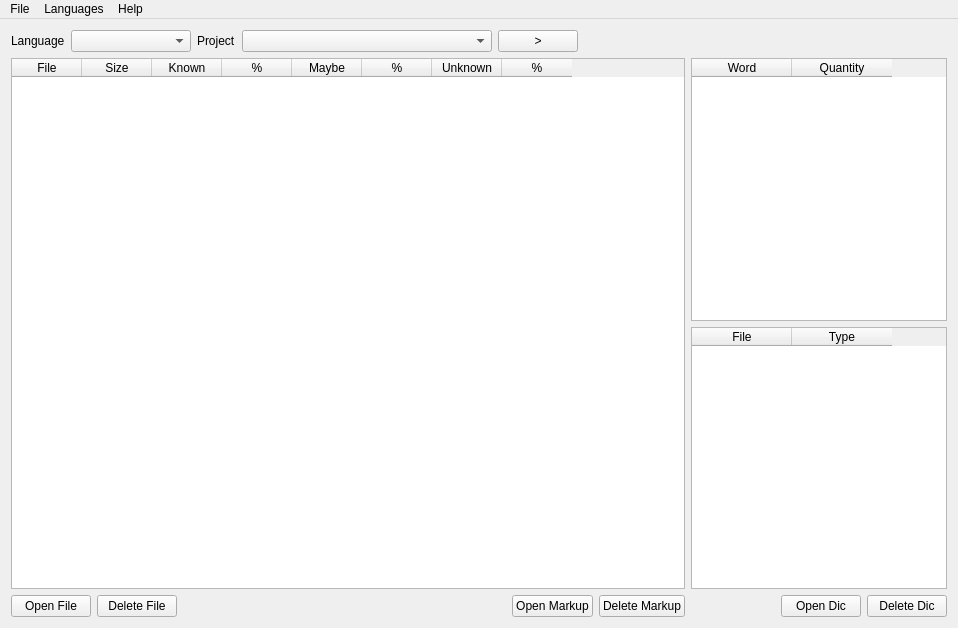
The window that QT/mainwindow.ui (wordtinker/LangTools) describes before a commit, drawn with Qt 5.
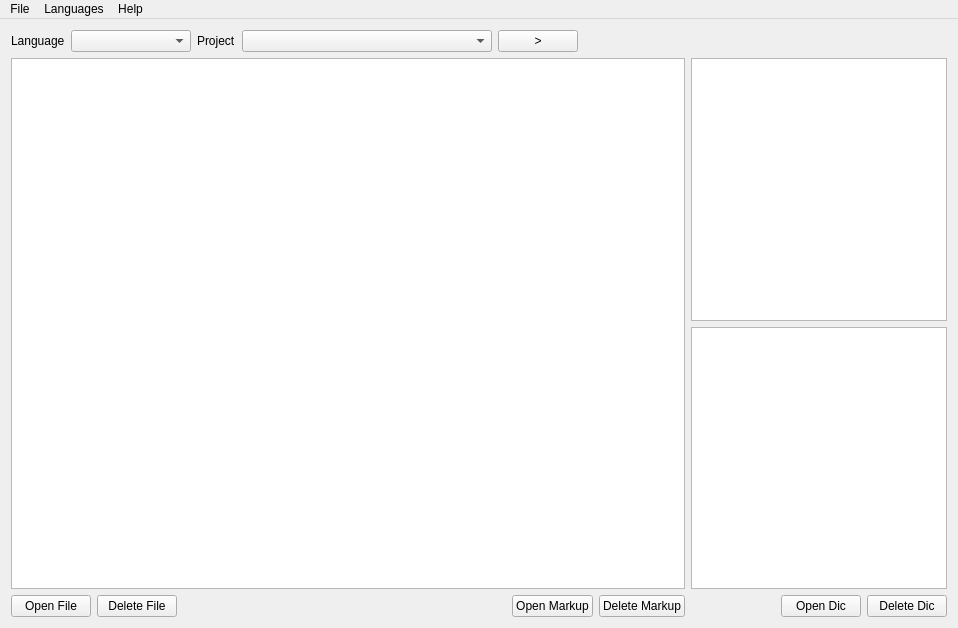
The same window after the commit.

Commit message: v 0.8.19 Transition to Qt Model-View

```diff
--- a/QT/mainwindow.ui
+++ b/QT/mainwindow.ui
@@ -21,7 +21,7 @@
   </property>
   <widget class="QWidget" name="centralWidget">
    <layout class="QGridLayout" name="gridLayout" columnstretch="1,0">
-    <item row="0" column="0" colspan="2">
+    <item row="0" column="0">
      <layout class="QHBoxLayout" name="horizontalLayout_2">
       <item>
        <widget class="QLabel" name="languageLabel">
@@ -82,63 +82,7 @@
     <item row="1" column="0" rowspan="3">
      <layout class="QVBoxLayout" name="verticalLayout_3">
       <item>
-       <widget class="QTableWidget" name="filesTable">
-        <property name="minimumSize">
-         <size>
-          <width>600</width>
-          <height>0</height>
-         </size>
-        </property>
-        <attribute name="horizontalHeaderDefaultSectionSize">
-         <number>70</number>
-        </attribute>
-        <attribute name="horizontalHeaderStretchLastSection">
-         <bool>false</bool>
-        </attribute>
-        <attribute name="verticalHeaderVisible">
-         <bool>false</bool>
-        </attribute>
-        <column>
-         <property name="text">
-          <string>File</string>
-         </property>
-        </column>
-        <column>
-         <property name="text">
-          <string>Size</string>
-         </property>
-        </column>
-        <column>
-         <property name="text">
-          <string>Known</string>
-         </property>
-        </column>
-        <column>
-         <property name="text">
-          <string>%</string>
-         </property>
-        </column>
-        <column>
-         <property name="text">
-          <string>Maybe</string>
-         </property>
-        </column>
-        <column>
-         <property name="text">
-          <string>%</string>
-         </property>
-        </column>
-        <column>
-         <property name="text">
-          <string>Unknown</string>
-         </property>
-        </column>
-        <column>
-         <property name="text">
-          <string>%</string>
-         </property>
-        </column>
-       </widget>
+       <widget class="QTableView" name="filesTable"/>
       </item>
       <item>
        <layout class="QHBoxLayout" name="horizontalLayout_3">
@@ -188,47 +132,10 @@
      </layout>
     </item>
     <item row="1" column="1">
-     <widget class="QTableWidget" name="wordsTable">
-      <attribute name="horizontalHeaderCascadingSectionResizes">
-       <bool>false</bool>
-      </attribute>
-      <attribute name="horizontalHeaderStretchLastSection">
-       <bool>false</bool>
-      </attribute>
-      <attribute name="verticalHeaderVisible">
-       <bool>false</bool>
-      </attribute>
-      <column>
-       <property name="text">
-        <string>Word</string>
-       </property>
-      </column>
-      <column>
-       <property name="text">
-        <string>Quantity</string>
-       </property>
-      </column>
-     </widget>
+     <widget class="QTableView" name="wordsTable"/>
     </item>
     <item row="2" column="1">
-     <widget class="QTableWidget" name="dicsTable">
-      <attribute name="horizontalHeaderStretchLastSection">
-       <bool>false</bool>
-      </attribute>
-      <attribute name="verticalHeaderVisible">
-       <bool>false</bool>
-      </attribute>
-      <column>
-       <property name="text">
-        <string>File</string>
-       </property>
-      </column>
-      <column>
-       <property name="text">
-        <string>Type</string>
-       </property>
-      </column>
-     </widget>
+     <widget class="QTableView" name="dicsTable"/>
     </item>
     <item row="3" column="1">
      <layout class="QHBoxLayout" name="horizontalLayout_5">
```
The commit also changes 7 other files.
